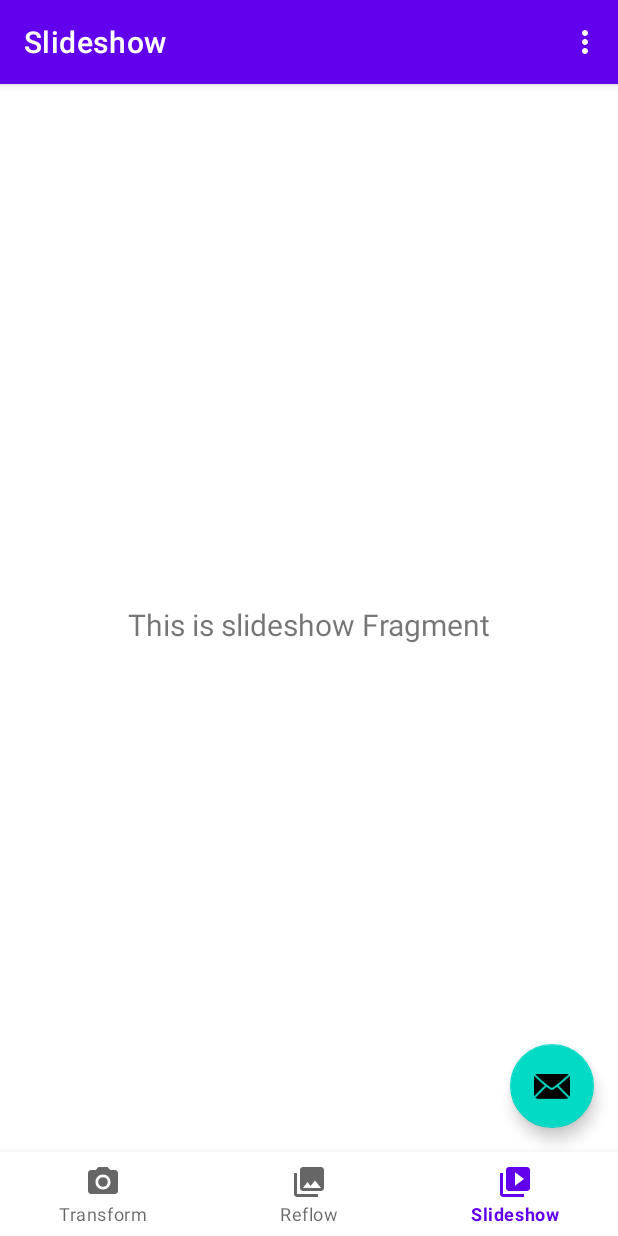
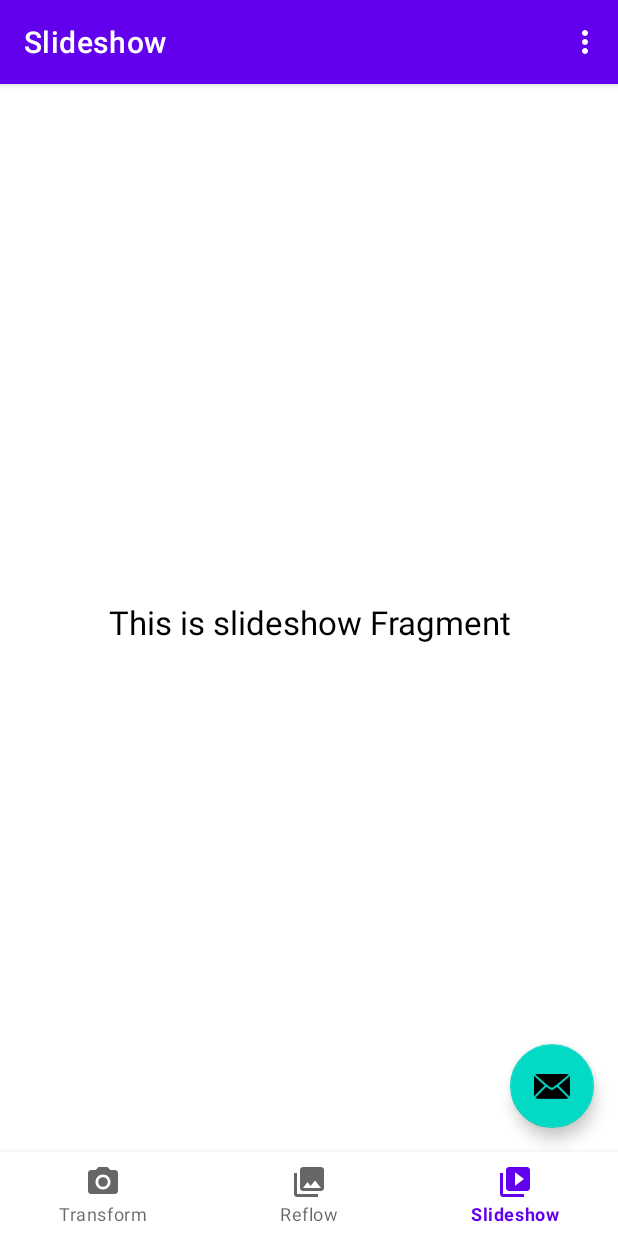
Before and after one commit to octaviordz/chimali, an Android app built with Jetpack Compose: the screen it shows after launch (MainActivity), item 3 of the bottom bar chosen, on a phone screen of 412 x 824 dp. Run offline under Robolectric (Android 15) with nearby library versions, the phone set to English and light mode, and no system bars; our stand-ins replace livedata-compose, navigation-ui; 1 statement that could not run was skipped.

Commit message:
feat: add slideshow UI implemented with Jetpack Compose.

```diff
--- a/app/src/main/java/co/xbab/chimali/ui/slideshow/SlideshowFragment.kt
+++ b/app/src/main/java/co/xbab/chimali/ui/slideshow/SlideshowFragment.kt
@@ -4,39 +4,22 @@ import android.os.Bundle
 import android.view.LayoutInflater
 import android.view.View
 import android.view.ViewGroup
-import android.widget.TextView
+import androidx.compose.ui.platform.ComposeView
+import androidx.compose.ui.platform.ViewCompositionStrategy
 import androidx.fragment.app.Fragment
-import androidx.lifecycle.ViewModelProvider
-import co.xbab.chimali.databinding.FragmentSlideshowBinding
 
 class SlideshowFragment : Fragment() {
-
-    private var _binding: FragmentSlideshowBinding? = null
-
-    // This property is only valid between onCreateView and
-    // onDestroyView.
-    private val binding get() = _binding!!
 
     override fun onCreateView(
         inflater: LayoutInflater,
         container: ViewGroup?,
         savedInstanceState: Bundle?
     ): View {
-        val slideshowViewModel =
-            ViewModelProvider(this).get(SlideshowViewModel::class.java)
-
-        _binding = FragmentSlideshowBinding.inflate(inflater, container, false)
-        val root: View = binding.root
-
-        val textView: TextView = binding.textSlideshow
-        slideshowViewModel.text.observe(viewLifecycleOwner) {
-            textView.text = it
+        return ComposeView(requireContext()).apply {
+            setViewCompositionStrategy(ViewCompositionStrategy.DisposeOnViewTreeLifecycleDestroyed)
+            setContent {
+                SlideshowScreen()
+            }
         }
-        return root
-    }
-
-    override fun onDestroyView() {
-        super.onDestroyView()
-        _binding = null
     }
 }
--- /dev/null
+++ b/app/src/main/java/co/xbab/chimali/ui/slideshow/SlideshowScreen.kt
@@ -0,0 +1,34 @@
+package co.xbab.chimali.ui.slideshow
+
+import androidx.compose.foundation.layout.Box
+import androidx.compose.foundation.layout.fillMaxSize
+import androidx.compose.foundation.layout.padding
+import androidx.compose.material3.MaterialTheme
+import androidx.compose.material3.Text
+import androidx.compose.runtime.Composable
+import androidx.compose.runtime.getValue
+import androidx.compose.runtime.livedata.observeAsState
+import androidx.compose.ui.Alignment
+import androidx.compose.ui.Modifier
+import androidx.compose.ui.text.style.TextAlign
+import androidx.compose.ui.unit.dp
+import androidx.lifecycle.viewmodel.compose.viewModel
+
+@Composable
+fun SlideshowScreen(
+    viewModel: SlideshowViewModel = viewModel()
+) {
+    val text by viewModel.text.observeAsState("Loading...")
+
+    Box(
+        modifier = Modifier.fillMaxSize(),
+        contentAlignment = Alignment.Center
+    ) {
+        Text(
+            text = text,
+            style = MaterialTheme.typography.titleLarge,
+            textAlign = TextAlign.Center,
+            modifier = Modifier.padding(start = 8.dp, top = 8.dp, end = 8.dp)
+        )
+    }
+}
--- a/app/src/main/res/layout/fragment_slideshow.xml
+++ /dev/null
@@ -1,21 +0,0 @@
-<androidx.constraintlayout.widget.ConstraintLayout xmlns:android="http://schemas.android.com/apk/res/android"
-    xmlns:app="http://schemas.android.com/apk/res-auto"
-    xmlns:tools="http://schemas.android.com/tools"
-    android:layout_width="match_parent"
-    android:layout_height="match_parent"
-    tools:context="co.xbab.chimali.ui.slideshow.SlideshowFragment">
-
-    <TextView
-        android:id="@+id/text_slideshow"
-        android:layout_width="match_parent"
-        android:layout_height="wrap_content"
-        android:layout_marginStart="8dp"
-        android:layout_marginTop="8dp"
-        android:layout_marginEnd="8dp"
-        android:textAlignment="center"
-        android:textSize="20sp"
-        app:layout_constraintBottom_toBottomOf="parent"
-        app:layout_constraintEnd_toEndOf="parent"
-        app:layout_constraintStart_toStartOf="parent"
-        app:layout_constraintTop_toTopOf="parent" />
-</androidx.constraintlayout.widget.ConstraintLayout>
```
